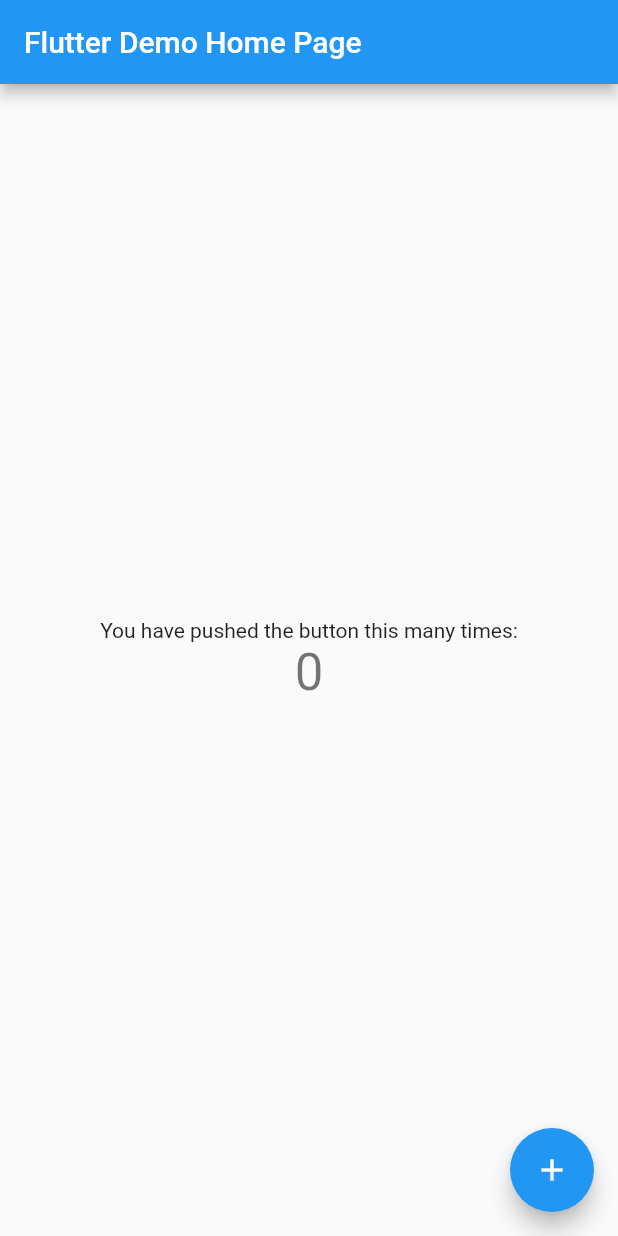
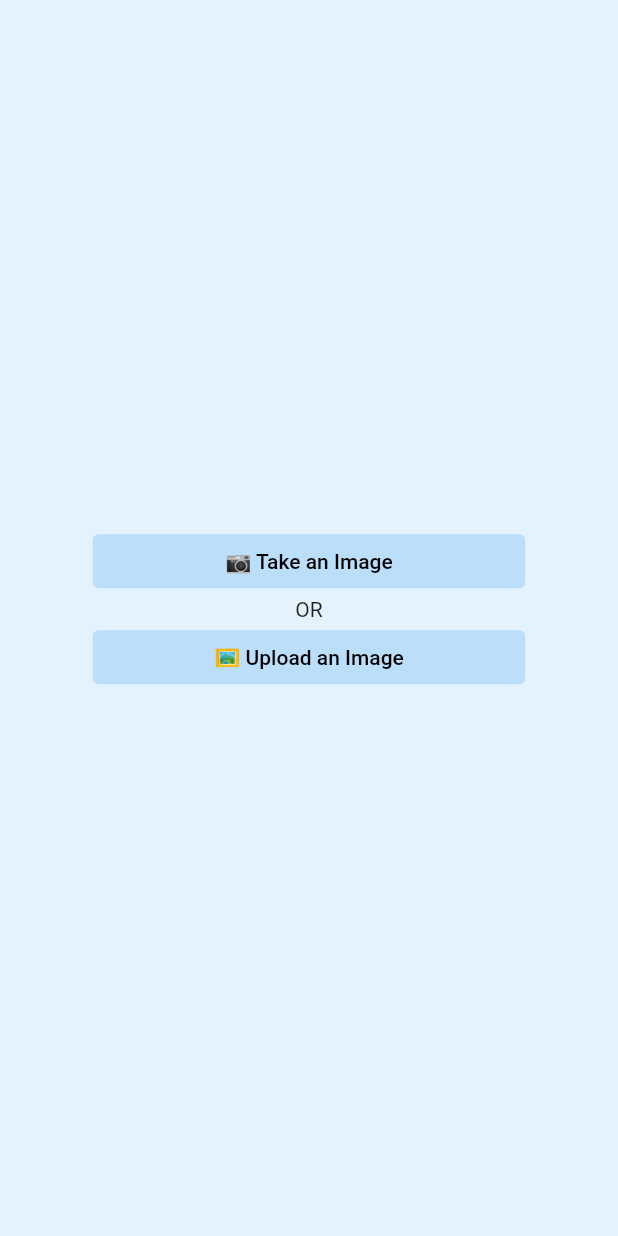
Before and after one commit to neelanjan00/Translate-U-Frontend, a Flutter app: the screen it shows after launch, on a phone screen of 412 x 824 dp. Run offline on Flutter 3.47's test engine with Material 2 defaults, Android fonts, the phone set to English and light mode, and no system bars; our stand-ins replace image_picker, splashscreen.

Commit message:
added buttons for camera and gallery
Signed-off-by: Neelanjan Manna <neelanjanmanna@gmail.com>

```diff
--- a/lib/main.dart
+++ b/lib/main.dart
@@ -1,117 +1,114 @@
 import 'package:flutter/material.dart';
+import 'package:splashscreen/splashscreen.dart';
+import 'package:image_picker/image_picker.dart';
+import 'dart:io';
+import 'dart:async';
+import 'package:http/http.dart' as http;
+import 'package:path/path.dart';
+import 'dart:convert';
+import 'dart:ui';
+import 'package:flutter/services.dart';
 
 void main() {
-  runApp(MyApp());
+  WidgetsFlutterBinding.ensureInitialized();
+  SystemChrome.setPreferredOrientations([DeviceOrientation.portraitUp])
+      .then((_) {
+    runApp(MyAppTheme());
+  });
 }
 
-class MyApp extends StatelessWidget {
-  // This widget is the root of your application.
+class MyAppTheme extends StatelessWidget {
   @override
   Widget build(BuildContext context) {
-    return MaterialApp(
-      title: 'Flutter Demo',
+    return (MaterialApp(
+      title: "Translate U",
       theme: ThemeData(
-        // This is the theme of your application.
-        //
-        // Try running your application with "flutter run". You'll see the
-        // application has a blue toolbar. Then, without quitting the app, try
-        // changing the primarySwatch below to Colors.green and then invoke
-        // "hot reload" (press "r" in the console where you ran "flutter run",
-        // or simply save your changes to "hot reload" in a Flutter IDE).
-        // Notice that the counter didn't reset back to zero; the application
-        // is not restarted.
-        primarySwatch: Colors.blue,
-        // This makes the visual density adapt to the platform that you run
-        // the app on. For desktop platforms, the controls will be smaller and
-        // closer together (more dense) than on mobile platforms.
-        visualDensity: VisualDensity.adaptivePlatformDensity,
+        textTheme: Theme.of(context).textTheme.apply(
+              fontFamily: 'PT Sans',
+              bodyColor: Colors.black,
+              displayColor: Colors.black,
+            ),
       ),
-      home: MyHomePage(title: 'Flutter Demo Home Page'),
-    );
+      debugShowCheckedModeBanner: false,
+      home: MyApp(),
+    ));
   }
 }
 
-class MyHomePage extends StatefulWidget {
-  MyHomePage({Key key, this.title}) : super(key: key);
-
-  // This widget is the home page of your application. It is stateful, meaning
-  // that it has a State object (defined below) that contains fields that affect
-  // how it looks.
-
-  // This class is the configuration for the state. It holds the values (in this
-  // case the title) provided by the parent (in this case the App widget) and
-  // used by the build method of the State. Fields in a Widget subclass are
-  // always marked "final".
-
-  final String title;
-
+class MyApp extends StatefulWidget {
   @override
-  _MyHomePageState createState() => _MyHomePageState();
+  _MyAppState createState() => new _MyAppState();
 }
 
-class _MyHomePageState extends State<MyHomePage> {
-  int _counter = 0;
+class _MyAppState extends State<MyApp> {
+  @override
+  Widget build(BuildContext context) {
+    return (SplashScreen(
+      seconds: 2,
+      navigateAfterSeconds: HomePage(),
+      title: Text(
+        "Translate U",
+        style: TextStyle(fontWeight: FontWeight.bold, fontSize: 27.0),
+      ),
+      image: Image(
+        image: AssetImage("assets/languages.png"),
+      ),
+      backgroundColor: Colors.blue[50],
+      loaderColor: Colors.blue[50],
+      photoSize: 100.0,
+    ));
+  }
+}
 
-  void _incrementCounter() {
-    setState(() {
-      // This call to setState tells the Flutter framework that something has
-      // changed in this State, which causes it to rerun the build method below
-      // so that the display can reflect the updated values. If we changed
-      // _counter without calling setState(), then the build method would not be
-      // called again, and so nothing would appear to happen.
-      _counter++;
-    });
+class HomePage extends StatefulWidget {
+  @override
+  HomePageState createState() => new HomePageState();
+}
+
+class HomePageState extends State<HomePage> {
+  Widget homeButton(String buttonText) {
+    return SizedBox(
+      width: double.infinity,
+      child: TextButton(
+        child: Text(
+          buttonText,
+          style: TextStyle(color: Colors.black),
+        ),
+        onPressed: () {},
+        style: ButtonStyle(
+          backgroundColor: MaterialStateProperty.all(Colors.blue[100]),
+        ),
+      ),
+    );
   }
 
   @override
   Widget build(BuildContext context) {
-    // This method is rerun every time setState is called, for instance as done
-    // by the _incrementCounter method above.
-    //
-    // The Flutter framework has been optimized to make rerunning build methods
-    // fast, so that you can just rebuild anything that needs updating rather
-    // than having to individually change instances of widgets.
-    return Scaffold(
-      appBar: AppBar(
-        // Here we take the value from the MyHomePage object that was created by
-        // the App.build method, and use it to set our appbar title.
-        title: Text(widget.title),
-      ),
-      body: Center(
-        // Center is a layout widget. It takes a single child and positions it
-        // in the middle of the parent.
-        child: Column(
-          // Column is also a layout widget. It takes a list of children and
-          // arranges them vertically. By default, it sizes itself to fit its
-          // children horizontally, and tries to be as tall as its parent.
-          //
-          // Invoke "debug painting" (press "p" in the console, choose the
-          // "Toggle Debug Paint" action from the Flutter Inspector in Android
-          // Studio, or the "Toggle Debug Paint" command in Visual Studio Code)
-          // to see the wireframe for each widget.
-          //
-          // Column has various properties to control how it sizes itself and
-          // how it positions its children. Here we use mainAxisAlignment to
-          // center the children vertically; the main axis here is the vertical
-          // axis because Columns are vertical (the cross axis would be
-          // horizontal).
-          mainAxisAlignment: MainAxisAlignment.center,
-          children: <Widget>[
-            Text(
-              'You have pushed the button this many times:',
+    return MaterialApp(
+      title: 'Translate U',
+      debugShowCheckedModeBanner: false,
+      home: Scaffold(
+        body: Container(
+          alignment: Alignment.center,
+          color: Colors.blue[50],
+          child: FractionallySizedBox(
+            widthFactor: 0.7,
+            heightFactor: 0.15,
+            alignment: Alignment.center,
+            child: Container(
+              child: Column(
+                children: <Widget>[
+                  homeButton("📷 Take an Image"),
+                  Container(
+                    child: Text("OR"),
+                  ),
+                  homeButton("🖼️ Upload an Image")
+                ],
+              ),
             ),
-            Text(
-              '$_counter',
-              style: Theme.of(context).textTheme.headline4,
-            ),
-          ],
+          ),
         ),
       ),
-      floatingActionButton: FloatingActionButton(
-        onPressed: _incrementCounter,
-        tooltip: 'Increment',
-        child: Icon(Icons.add),
-      ), // This trailing comma makes auto-formatting nicer for build methods.
     );
   }
 }
--- a/pubspec.yaml
+++ b/pubspec.yaml
@@ -1,5 +1,5 @@
 name: translate_u
-description: A new Flutter project.
+description: Translate U helps perform translations across 80+ languages by simply using an image of the printed text.
 
 publish_to: 'none'
 
```
Also changed, not shown: assets/languages.png (added), pubspec.lock.
